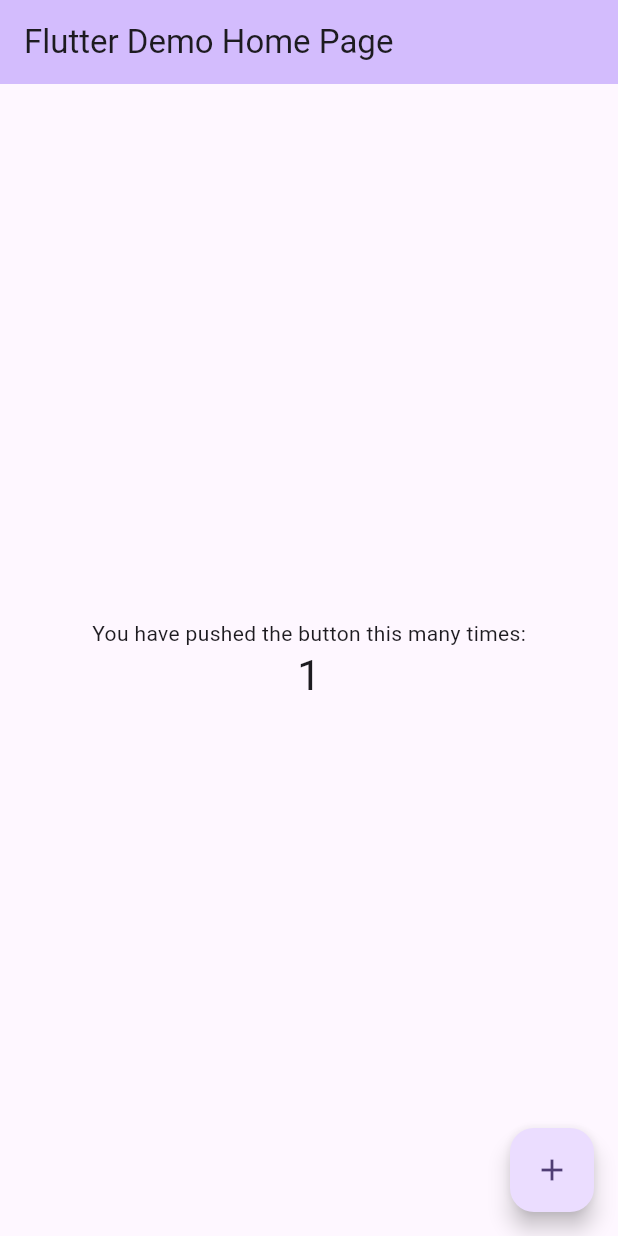
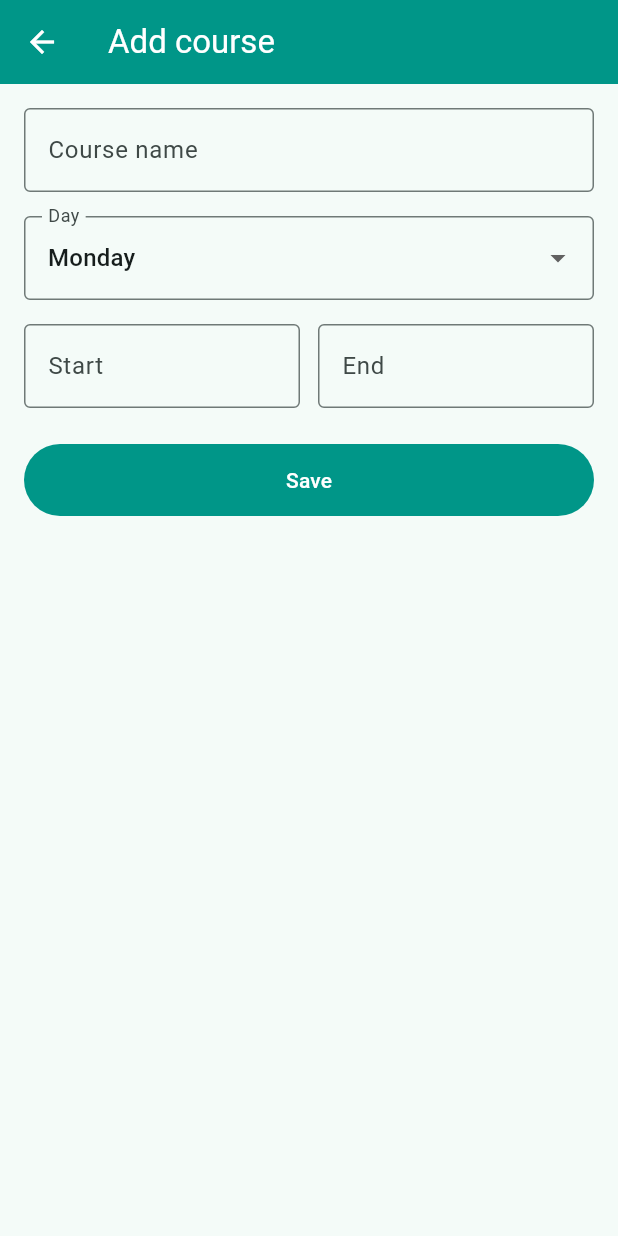
Before and after one commit to 4ri3ll4/my_week, a Flutter app: the screen it shows after launch, after a tap on the "add" icon, on a phone screen of 412 x 824 dp. Run offline on Flutter 3.47's test engine with Material 3 defaults, Android fonts, the phone set to English and light mode, and no system bars.

Commit message:
first commit

```diff
--- /dev/null
+++ b/lib/course.dart
@@ -0,0 +1,63 @@
+class Course {
+  Course({
+    required this.name,
+    required this.day,
+    required this.startMinutes,
+    required this.endMinutes,
+  });
+
+  String name;
+  int day;            // 0 = Monday, 1 = Tuesday, … 4 = Friday
+  int startMinutes;   // minutes since midnight, e.g. 480 for 08:00
+  int endMinutes;
+
+  int get durationMinutes => endMinutes - startMinutes;
+}
+
+/// Reads "HH:MM" and returns minutes since midnight, or null if invalid.
+/// Rejects anything that isn't exactly two numbers separated by a colon,
+/// and anything where the hours are outside 0–23 or the minutes 0–59.
+int? parseTime(String text) {
+  final parts = text.trim().split(':');
+  if (parts.length != 2) return null;
+  final h = int.tryParse(parts[0]);
+  final m = int.tryParse(parts[1]);
+  if (h == null || m == null) return null;
+  if (h < 0 || h > 23) return null;
+  if (m < 0 || m > 59) return null;
+  return h * 60 + m;
+}
+
+/// Minutes since midnight → "08:00". Pads to two digits.
+String formatTime(int minutes) {
+  final h = (minutes ~/ 60).toString().padLeft(2, '0');
+  final m = (minutes % 60).toString().padLeft(2, '0');
+  return '$h:$m';
+}
+
+/// 210 → "3h 30m", 120 → "2h", 30 → "30m".
+String formatDuration(int minutes) {
+  final h = minutes ~/ 60;
+  final m = minutes % 60;
+  if (h == 0) return '${m}m';
+  if (m == 0) return '${h}h';
+  return '${h}h ${m}m';
+}
+
+/// Two courses clash if they're on the same day, and each starts before
+/// the other ends. A course ending at 11:00 and one starting at 11:00
+/// do NOT clash — this is the boundary rule from the assignment.
+bool clashes(Course a, Course b) {
+  if (identical(a, b)) return false;
+  if (a.day != b.day) return false;
+  return a.startMinutes < b.endMinutes && b.startMinutes < a.endMinutes;
+}
+
+/// Returns the names of every course in [all] that clash with [course].
+/// Excludes [course] itself (the `clashes` function handles that).
+List<String> clashNames(Course course, List<Course> all) {
+  return all
+      .where((other) => clashes(course, other))
+      .map((c) => c.name)
+      .toList();
+}
--- /dev/null
+++ b/lib/course_screen.dart
@@ -0,0 +1,209 @@
+import 'package:flutter/material.dart';
+
+import 'course.dart';
+
+/// What the screen returns when it pops.
+/// Either a saved (new or edited) course, or a "deleted" signal.
+class CourseScreenResult {
+  const CourseScreenResult.saved(this.course) : deleted = false;
+  const CourseScreenResult.deleted()
+      : course = null,
+        deleted = true;
+
+  final Course? course;
+  final bool deleted;
+}
+
+class CourseScreen extends StatefulWidget {
+  const CourseScreen({super.key, this.course});
+
+  /// null → adding a new course. Non-null → editing this one.
+  final Course? course;
+
+  bool get isEditing => course != null;
+
+  @override
+  State<CourseScreen> createState() => _CourseScreenState();
+}
+
+class _CourseScreenState extends State<CourseScreen> {
+  final nameController = TextEditingController();
+  final startController = TextEditingController();
+  final endController = TextEditingController();
+  int day = 0;
+
+  static const dayFullNames = [
+    'Monday',
+    'Tuesday',
+    'Wednesday',
+    'Thursday',
+    'Friday',
+  ];
+
+  @override
+  void initState() {
+    super.initState();
+    final c = widget.course;
+    if (c != null) {
+      nameController.text = c.name;
+      startController.text = formatTime(c.startMinutes);
+      endController.text = formatTime(c.endMinutes);
+      day = c.day;
+    }
+  }
+
+  @override
+  void dispose() {
+    nameController.dispose();
+    startController.dispose();
+    endController.dispose();
+    super.dispose();
+  }
+
+  void save() {
+    final name = nameController.text.trim();
+    if (name.isEmpty) {
+      showError('Enter a course name');
+      return;
+    }
+
+    final start = parseTime(startController.text);
+    if (start == null) {
+      showError('Start time must be HH:MM, like 08:00');
+      return;
+    }
+
+    final end = parseTime(endController.text);
+    if (end == null) {
+      showError('End time must be HH:MM, like 10:00');
+      return;
+    }
+
+    if (end <= start) {
+      showError('End time must be after start time');
+      return;
+    }
+
+    final result = Course(
+      name: name,
+      day: day,
+      startMinutes: start,
+      endMinutes: end,
+    );
+    Navigator.pop(context, CourseScreenResult.saved(result));
+  }
+
+  void delete() {
+    showDialog(
+      context: context,
+      builder: (dialogContext) => AlertDialog(
+        title: const Text('Delete this course?'),
+        content: Text('"${widget.course?.name}" will be removed.'),
+        actions: [
+          TextButton(
+            onPressed: () => Navigator.pop(dialogContext),
+            child: const Text('Cancel'),
+          ),
+          FilledButton(
+            onPressed: () {
+              Navigator.pop(dialogContext); // close dialog
+              Navigator.pop(context, const CourseScreenResult.deleted());
+            },
+            child: const Text('Delete'),
+          ),
+        ],
+      ),
+    );
+  }
+
+  void showError(String message) {
+    ScaffoldMessenger.of(context)
+      ..hideCurrentSnackBar()
+      ..showSnackBar(SnackBar(content: Text(message)));
+  }
+
+  @override
+  Widget build(BuildContext context) {
+    return Scaffold(
+      appBar: AppBar(
+        title: Text(widget.isEditing ? 'Edit course' : 'Add course'),
+        backgroundColor: Colors.teal,
+        foregroundColor: Colors.white,
+        actions: [
+          if (widget.isEditing)
+            IconButton(
+              icon: const Icon(Icons.delete_outline),
+              tooltip: 'Delete course',
+              onPressed: delete,
+            ),
+        ],
+      ),
+      body: Padding(
+        padding: const EdgeInsets.all(16),
+        child: Column(
+          crossAxisAlignment: CrossAxisAlignment.stretch,
+          children: [
+            TextField(
+              controller: nameController,
+              textCapitalization: TextCapitalization.words,
+              decoration: const InputDecoration(
+                labelText: 'Course name',
+                border: OutlineInputBorder(),
+              ),
+            ),
+            const SizedBox(height: 16),
+            DropdownButtonFormField<int>(
+              initialValue: day,
+              decoration: const InputDecoration(
+                labelText: 'Day',
+                border: OutlineInputBorder(),
+              ),
+              items: [
+                for (int i = 0; i < dayFullNames.length; i++)
+                  DropdownMenuItem(value: i, child: Text(dayFullNames[i])),
+              ],
+              onChanged: (v) => setState(() => day = v ?? 0),
+            ),
+            const SizedBox(height: 16),
+            Row(
+              children: [
+                Expanded(
+                  child: TextField(
+                    controller: startController,
+                    keyboardType: TextInputType.datetime,
+                    decoration: const InputDecoration(
+                      labelText: 'Start',
+                      hintText: '08:00',
+                      border: OutlineInputBorder(),
+                    ),
+                  ),
+                ),
+                const SizedBox(width: 12),
+                Expanded(
+                  child: TextField(
+                    controller: endController,
+                    keyboardType: TextInputType.datetime,
+                    decoration: const InputDecoration(
+                      labelText: 'End',
+                      hintText: '10:00',
+                      border: OutlineInputBorder(),
+                    ),
+                  ),
+                ),
+              ],
+            ),
+            const SizedBox(height: 24),
+            FilledButton(
+              onPressed: save,
+              style: FilledButton.styleFrom(
+                backgroundColor: Colors.teal,
+                padding: const EdgeInsets.symmetric(vertical: 14),
+              ),
+              child: const Text('Save'),
+            ),
+          ],
+        ),
+      ),
+    );
+  }
+}
--- a/lib/main.dart
+++ b/lib/main.dart
@@ -1,122 +1,252 @@
 import 'package:flutter/material.dart';
 
+import 'course.dart';
+import 'course_screen.dart';
+import 'sample_data.dart';
+
 void main() {
-  runApp(const MyApp());
+  runApp(const ClassFlowApp());
 }
 
-class MyApp extends StatelessWidget {
-  const MyApp({super.key});
+class ClassFlowApp extends StatelessWidget {
+  const ClassFlowApp({super.key});
 
-  // This widget is the root of your application.
   @override
   Widget build(BuildContext context) {
     return MaterialApp(
-      title: 'Flutter Demo',
-      theme: ThemeData(
-        // This is the theme of your application.
-        //
-        // TRY THIS: Try running your application with "flutter run". You'll see
-        // the application has a purple toolbar. Then, without quitting the app,
-        // try changing the seedColor in the colorScheme below to Colors.green
-        // and then invoke "hot reload" (save your changes or press the "hot
-        // reload" button in a Flutter-supported IDE, or press "r" if you used
-        // the command line to start the app).
-        //
-        // Notice that the counter didn't reset back to zero; the application
-        // state is not lost during the reload. To reset the state, use hot
-        // restart instead.
-        //
-        // This works for code too, not just values: Most code changes can be
-        // tested with just a hot reload.
-        colorScheme: .fromSeed(seedColor: Colors.deepPurple),
-      ),
-      home: const MyHomePage(title: 'Flutter Demo Home Page'),
+      title: 'ClassFlow',
+      debugShowCheckedModeBanner: false,
+      theme: ThemeData(colorSchemeSeed: Colors.teal),
+      home: const WeekScreen(),
     );
   }
 }
 
-class MyHomePage extends StatefulWidget {
-  const MyHomePage({super.key, required this.title});
-
-  // This widget is the home page of your application. It is stateful, meaning
-  // that it has a State object (defined below) that contains fields that affect
-  // how it looks.
-
-  // This class is the configuration for the state. It holds the values (in this
-  // case the title) provided by the parent (in this case the App widget) and
-  // used by the build method of the State. Fields in a Widget subclass are
-  // always marked "final".
-
-  final String title;
+class WeekScreen extends StatefulWidget {
+  const WeekScreen({super.key});
 
   @override
-  State<MyHomePage> createState() => _MyHomePageState();
+  State<WeekScreen> createState() => _WeekScreenState();
 }
 
-class _MyHomePageState extends State<MyHomePage> {
-  int _counter = 0;
+class _WeekScreenState extends State<WeekScreen> {
+  List<Course> courses = sampleCourses();
+  int selectedDay = 0;
 
-  void _incrementCounter() {
+  static const dayNames = ['Mon', 'Tue', 'Wed', 'Thu', 'Fri'];
+  static const dayFullNames = [
+    'Monday',
+    'Tuesday',
+    'Wednesday',
+    'Thursday',
+    'Friday',
+  ];
+
+  List<Course> get dayCourses {
+    final list = courses.where((c) => c.day == selectedDay).toList();
+    list.sort((a, b) => a.startMinutes.compareTo(b.startMinutes));
+    return list;
+  }
+
+  int get dayMinutes =>
+      dayCourses.fold(0, (sum, c) => sum + c.durationMinutes);
+
+  int get weekMinutes =>
+      courses.fold(0, (sum, c) => sum + c.durationMinutes);
+
+  Future<void> _openAddCourse() async {
+    final result = await Navigator.push<CourseScreenResult>(
+      context,
+      MaterialPageRoute(builder: (_) => const CourseScreen()),
+    );
+    if (result == null) return; // user cancelled
     setState(() {
-      // This call to setState tells the Flutter framework that something has
-      // changed in this State, which causes it to rerun the build method below
-      // so that the display can reflect the updated values. If we changed
-      // _counter without calling setState(), then the build method would not be
-      // called again, and so nothing would appear to happen.
-      _counter++;
+      courses.add(result.course!);
+      selectedDay = result.course!.day; // jump to the day they added
+    });
+  }
+
+  Future<void> _openEditCourse(Course course) async {
+    final result = await Navigator.push<CourseScreenResult>(
+      context,
+      MaterialPageRoute(builder: (_) => CourseScreen(course: course)),
+    );
+    if (result == null) return; // user cancelled
+    if (result.deleted) {
+      setState(() => courses.remove(course));
+      return;
+    }
+    setState(() {
+      final i = courses.indexOf(course);
+      if (i != -1) courses[i] = result.course!;
     });
   }
 
   @override
   Widget build(BuildContext context) {
-    // This method is rerun every time setState is called, for instance as done
-    // by the _incrementCounter method above.
-    //
-    // The Flutter framework has been optimized to make rerunning build methods
-    // fast, so that you can just rebuild anything that needs updating rather
-    // than having to individually change instances of widgets.
     return Scaffold(
       appBar: AppBar(
-        // TRY THIS: Try changing the color here to a specific color (to
-        // Colors.amber, perhaps?) and trigger a hot reload to see the AppBar
-        // change color while the other colors stay the same.
-        backgroundColor: Theme.of(context).colorScheme.inversePrimary,
-        // Here we take the value from the MyHomePage object that was created by
-        // the App.build method, and use it to set our appbar title.
-        title: Text(widget.title),
+        title: const Text('ClassFlow'),
+        backgroundColor: Colors.teal,
+        foregroundColor: Colors.white,
       ),
-      body: Center(
-        // Center is a layout widget. It takes a single child and positions it
-        // in the middle of the parent.
-        child: Column(
-          // Column is also a layout widget. It takes a list of children and
-          // arranges them vertically. By default, it sizes itself to fit its
-          // children horizontally, and tries to be as tall as its parent.
-          //
-          // Column has various properties to control how it sizes itself and
-          // how it positions its children. Here we use mainAxisAlignment to
-          // center the children vertically; the main axis here is the vertical
-          // axis because Columns are vertical (the cross axis would be
-          // horizontal).
-          //
-          // TRY THIS: Invoke "debug painting" (choose the "Toggle Debug Paint"
-          // action in the IDE, or press "p" in the console), to see the
-          // wireframe for each widget.
-          mainAxisAlignment: .center,
-          children: [
-            const Text('You have pushed the button this many times:'),
-            Text(
-              '$_counter',
-              style: Theme.of(context).textTheme.headlineMedium,
+      body: Column(
+        children: [
+          Padding(
+            padding: const EdgeInsets.fromLTRB(16, 16, 16, 8),
+            child: Row(
+              mainAxisAlignment: MainAxisAlignment.spaceBetween,
+              children: [
+                Text(
+                  'This week',
+                  style: Theme.of(context).textTheme.titleMedium,
+                ),
+                Text(
+                  formatDuration(weekMinutes),
+                  style: Theme.of(context).textTheme.titleMedium?.copyWith(
+                    color: Colors.teal,
+                    fontWeight: FontWeight.bold,
+                  ),
+                ),
+              ],
             ),
-          ],
-        ),
+          ),
+          SingleChildScrollView(
+            scrollDirection: Axis.horizontal,
+            child: Padding(
+              padding: const EdgeInsets.symmetric(horizontal: 12),
+              child: Row(
+                children: [
+                  for (int i = 0; i < dayNames.length; i++)
+                    Padding(
+                      padding: const EdgeInsets.symmetric(horizontal: 4),
+                      child: ChoiceChip(
+                        label: Text(dayNames[i]),
+                        selected: selectedDay == i,
+                        onSelected: (_) => setState(() => selectedDay = i),
+                      ),
+                    ),
+                ],
+              ),
+            ),
+          ),
+          Padding(
+            padding: const EdgeInsets.fromLTRB(16, 12, 16, 0),
+            child: Row(
+              children: [
+                Text(
+                  dayFullNames[selectedDay],
+                  style: const TextStyle(
+                    fontSize: 15,
+                    fontWeight: FontWeight.w600,
+                  ),
+                ),
+                const Spacer(),
+                Text(
+                  formatDuration(dayMinutes),
+                  style: const TextStyle(
+                    color: Colors.teal,
+                    fontWeight: FontWeight.bold,
+                  ),
+                ),
+              ],
+            ),
+          ),
+          const SizedBox(height: 8),
+          Expanded(
+            child: dayCourses.isEmpty
+                ? Center(
+              child: Text(
+                'No classes on ${dayFullNames[selectedDay]}',
+                style: const TextStyle(fontSize: 16, color: Colors.grey),
+              ),
+            )
+                : ListView.builder(
+              padding: const EdgeInsets.all(16),
+              itemCount: dayCourses.length,
+              itemBuilder: (context, index) {
+                final course = dayCourses[index];
+                final clashing = clashNames(course, courses);
+                return CourseTile(
+                  course: course,
+                  clashesWith: clashing,
+                  onTap: () => _openEditCourse(course),
+                );
+              },
+            ),
+          ),
+        ],
       ),
       floatingActionButton: FloatingActionButton(
-        onPressed: _incrementCounter,
-        tooltip: 'Increment',
+        onPressed: _openAddCourse,
+        backgroundColor: Colors.teal,
+        foregroundColor: Colors.white,
         child: const Icon(Icons.add),
       ),
     );
   }
 }
+
+class CourseTile extends StatelessWidget {
+  const CourseTile({
+    super.key,
+    required this.course,
+    required this.clashesWith,
+    required this.onTap,
+  });
+
+  final Course course;
+  final List<String> clashesWith;
+  final VoidCallback onTap;
+
+  bool get hasClash => clashesWith.isNotEmpty;
+
+  @override
+  Widget build(BuildContext context) {
+    return Card(
+      margin: const EdgeInsets.only(bottom: 12),
+      color: hasClash ? Colors.red.shade50 : null,
+      shape: hasClash
+          ? RoundedRectangleBorder(
+        borderRadius: BorderRadius.circular(12),
+        side: const BorderSide(color: Colors.red, width: 1.5),
+      )
+          : null,
+      child: ListTile(
+        title: Text(
+          course.name,
+          style: TextStyle(
+            fontWeight: FontWeight.bold,
+            color: hasClash ? Colors.red.shade900 : null,
+          ),
+        ),
+        subtitle: Column(
+          crossAxisAlignment: CrossAxisAlignment.start,
+          children: [
+            Text(
+              '${formatTime(course.startMinutes)} – ${formatTime(course.endMinutes)}'
+                  '  ·  ${formatDuration(course.durationMinutes)}',
+            ),
+            if (hasClash)
+              Padding(
+                padding: const EdgeInsets.only(top: 4),
+                child: Text(
+                  'Clashes with ${clashesWith.join(', ')}',
+                  style: TextStyle(
+                    color: Colors.red.shade900,
+                    fontWeight: FontWeight.w600,
+                  ),
+                ),
+              ),
+          ],
+        ),
+        onTap: onTap,
+        trailing: const Icon(
+          Icons.edit_outlined,
+          size: 18,
+          color: Colors.grey,
+        ),
+      ),
+    );
+  }
+}
--- /dev/null
+++ b/lib/sample_data.dart
@@ -0,0 +1,16 @@
+import 'course.dart';
+
+/// Sample timetable for the first run.
+/// Covers: a boundary case (Math ends 10:00, Physics starts 10:00 — no clash),
+/// a real clash (Chemistry 09:00–11:00 vs Biology 10:00–12:00 on Tuesday),
+/// and an empty day (Wednesday) for the "No classes on Wednesday" message.
+List<Course> sampleCourses() {
+  return [
+    Course(name: 'Math',      day: 0, startMinutes: 8 * 60,  endMinutes: 10 * 60),
+    Course(name: 'Physics',   day: 0, startMinutes: 10 * 60, endMinutes: 11 * 60 + 30),
+    Course(name: 'Chemistry', day: 1, startMinutes: 9 * 60,  endMinutes: 11 * 60),
+    Course(name: 'Biology',   day: 1, startMinutes: 10 * 60, endMinutes: 12 * 60),
+    Course(name: 'History',   day: 3, startMinutes: 14 * 60, endMinutes: 15 * 60 + 30),
+    Course(name: 'English',   day: 4, startMinutes: 8 * 60,  endMinutes: 9 * 60),
+  ];
+}
--- a/pubspec.yaml
+++ b/pubspec.yaml
@@ -34,6 +34,8 @@ dependencies:
   # The following adds the Cupertino Icons font to your application.
   # Use with the CupertinoIcons class for iOS style icons.
   cupertino_icons: ^1.0.8
+  shared_preferences: ^2.5.6
+  http: ^1.6.0
 
 dev_dependencies:
   flutter_test:
```
Also changed, not shown: pubspec.lock, 5 other files.
